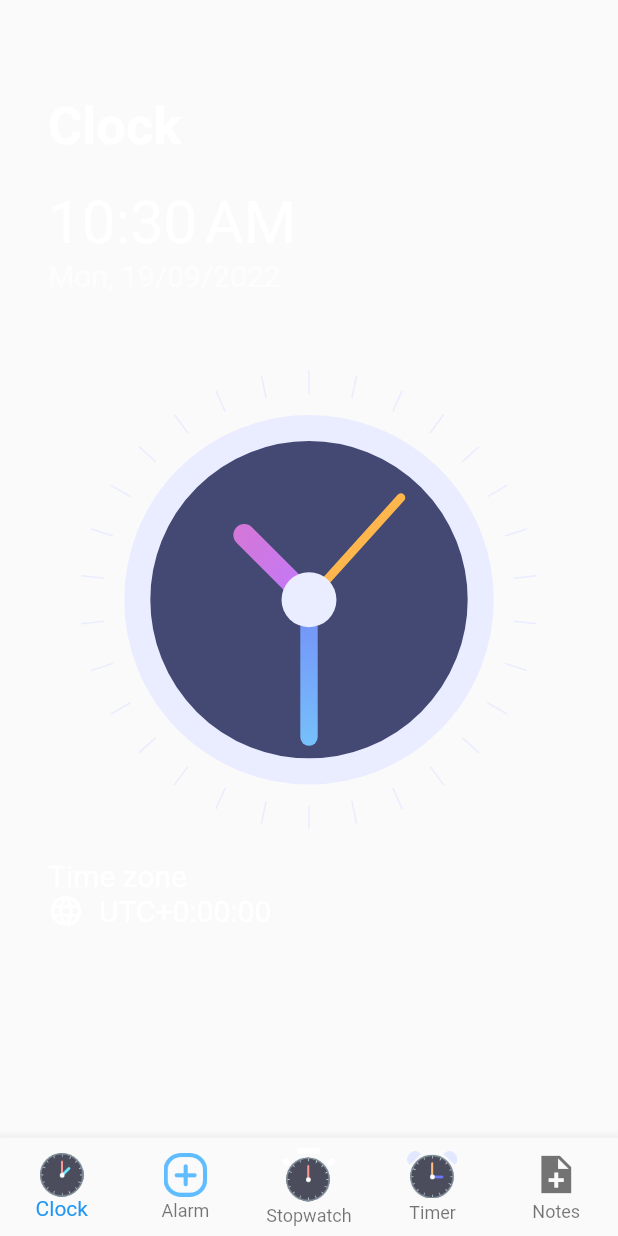
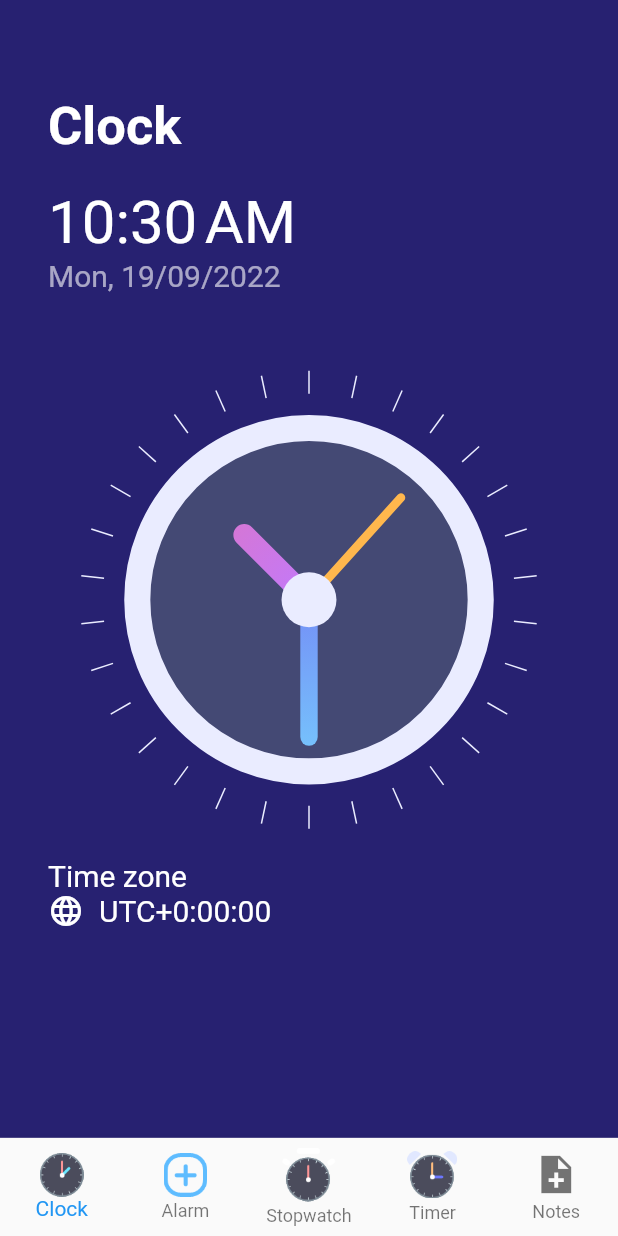
Before and after one commit to SeAliijaz/Reminder_App, a Flutter app: the screen it shows after launch, on a phone screen of 412 x 824 dp. Run offline on Flutter 3.47's test engine with Material 2 defaults, Android fonts, the light colour scheme and no system bars; our stand-ins replace cloud_firestore, firebase_core, flutter_local_notifications, fluttertoast, google_fonts, timezone; accounts and stored records are empty.

Commit message:
Completed app just theme is to be set

```diff
--- a/lib/main.dart
+++ b/lib/main.dart
@@ -33,9 +33,9 @@ class MyApp extends StatelessWidget {
           return MaterialApp(
             debugShowCheckedModeBanner: false,
             title: 'Reminder app',
-            // theme: ThemeData(
-            //   scaffoldBackgroundColor: Color(0xff272171),
-            // ),
+            theme: ThemeData(
+              scaffoldBackgroundColor: Color(0xff272171),
+            ),
 
             ///HOME
             home: HomeScreen(),
```
Also changed, not shown: lib/Reminder/services.dart (+8 -1 lines).
